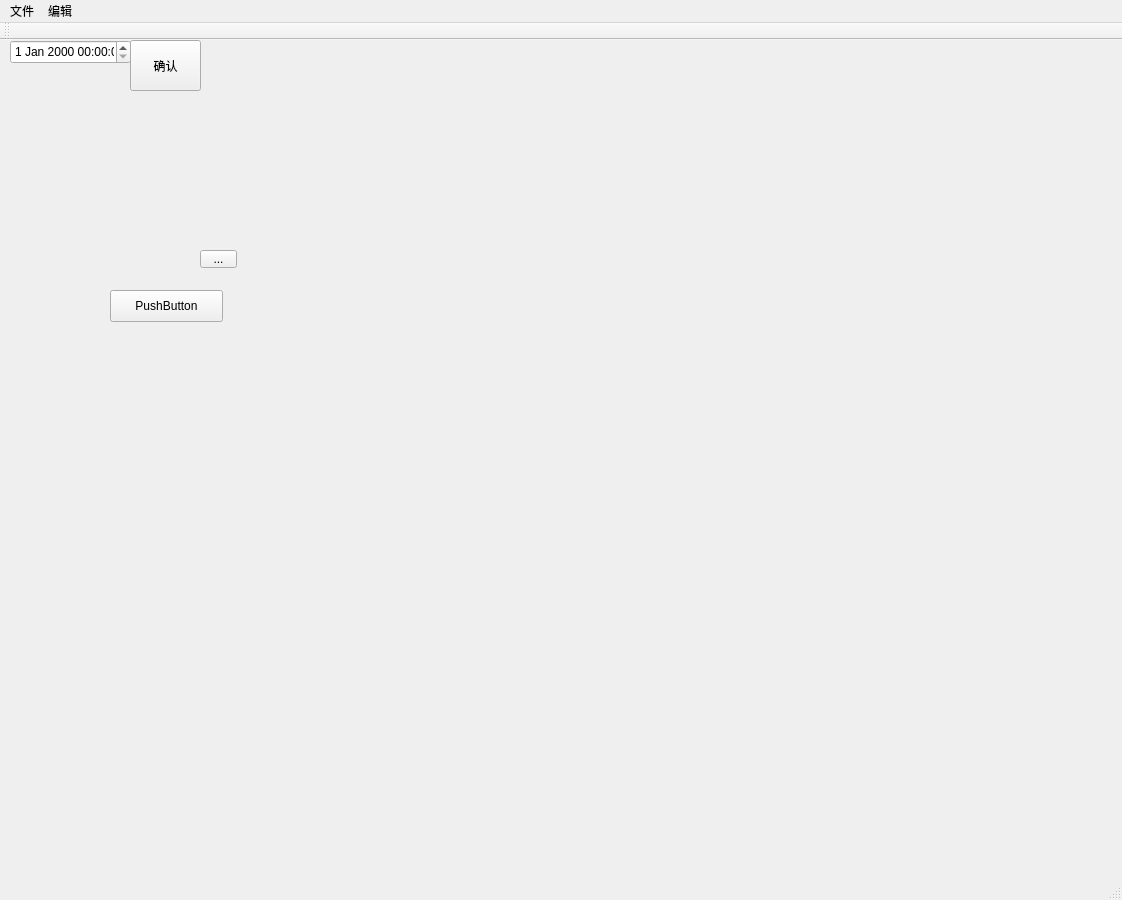
First picture: the form in main_gui.ui, repository liuli-liekkas/auto_test, before the edit.
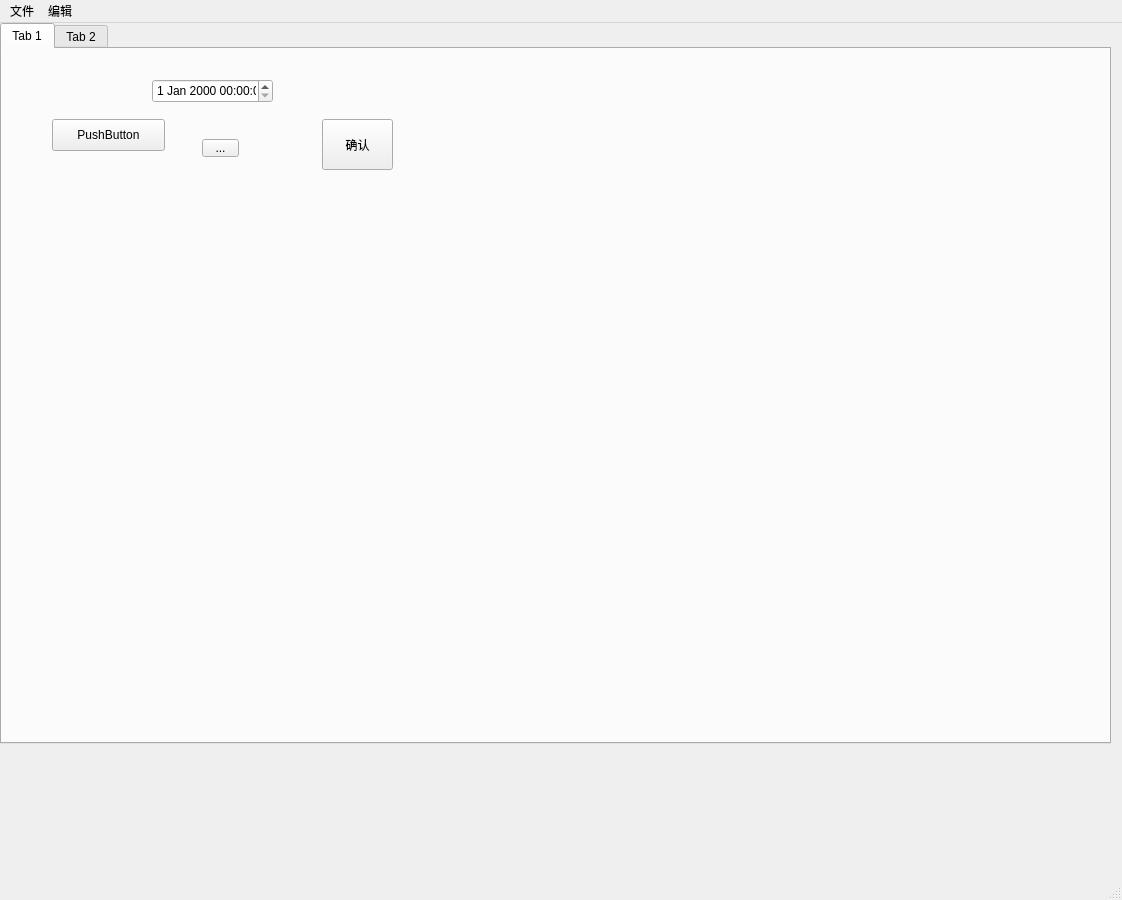
Second picture: the form after the edit.

```diff
--- a/main_gui.ui
+++ b/main_gui.ui
@@ -17,11 +17,27 @@
    <bool>true</bool>
   </property>
   <widget class="QWidget" name="centralwidget">
+   <widget class="QTabWidget" name="tabWidget">
+    <property name="geometry">
+     <rect>
+      <x>0</x>
+      <y>0</y>
+      <width>1111</width>
+      <height>721</height>
+     </rect>
+    </property>
+    <property name="currentIndex">
+     <number>0</number>
+    </property>
+    <widget class="QWidget" name="tab">
+     <attribute name="title">
+      <string>Tab 1</string>
+     </attribute>
    <widget class="QPushButton" name="pushButton">
     <property name="geometry">
      <rect>
-      <x>110</x>
-      <y>250</y>
+        <x>50</x>
+        <y>70</y>
       <width>113</width>
       <height>32</height>
      </rect>
@@ -30,34 +46,11 @@
      <string>PushButton</string>
     </property>
    </widget>
-   <widget class="QDateTimeEdit" name="dateTimeEdit">
-    <property name="geometry">
-     <rect>
-      <x>10</x>
-      <y>0</y>
-      <width>121</width>
-      <height>24</height>
-     </rect>
-    </property>
-   </widget>
-   <widget class="QPushButton" name="pushButton_2">
-    <property name="geometry">
-     <rect>
-      <x>130</x>
-      <y>0</y>
-      <width>71</width>
-      <height>51</height>
-     </rect>
-    </property>
-    <property name="text">
-     <string>确认</string>
-    </property>
-   </widget>
    <widget class="QToolButton" name="toolButton">
     <property name="geometry">
      <rect>
       <x>200</x>
-      <y>210</y>
+        <y>90</y>
       <width>37</width>
       <height>18</height>
      </rect>
@@ -66,8 +59,37 @@
      <string>...</string>
     </property>
    </widget>
-  </widget>
-  <widget class="QStatusBar" name="statusbar"/>
+     <widget class="QPushButton" name="pushButton_2">
+      <property name="geometry">
+       <rect>
+        <x>320</x>
+        <y>70</y>
+        <width>71</width>
+        <height>51</height>
+       </rect>
+      </property>
+      <property name="text">
+       <string>确认</string>
+      </property>
+     </widget>
+     <widget class="QDateTimeEdit" name="dateTimeEdit">
+      <property name="geometry">
+       <rect>
+        <x>150</x>
+        <y>30</y>
+        <width>121</width>
+        <height>24</height>
+       </rect>
+      </property>
+     </widget>
+    </widget>
+    <widget class="QWidget" name="tab_2">
+     <attribute name="title">
+      <string>Tab 2</string>
+     </attribute>
+    </widget>
+   </widget>
+  </widget>
   <widget class="QMenuBar" name="menuBar">
    <property name="geometry">
     <rect>
@@ -103,17 +125,7 @@
    <addaction name="menu"/>
    <addaction name="menu_2"/>
   </widget>
-  <widget class="QToolBar" name="toolBar">
-   <property name="windowTitle">
-    <string>toolBar</string>
-   </property>
-   <attribute name="toolBarArea">
-    <enum>TopToolBarArea</enum>
-   </attribute>
-   <attribute name="toolBarBreak">
-    <bool>false</bool>
-   </attribute>
-  </widget>
+  <widget class="QStatusBar" name="statusBar"/>
   <action name="action_3">
    <property name="text">
     <string>新建</string>
```
Lines whose indentation alone changed are shown as unchanged.
